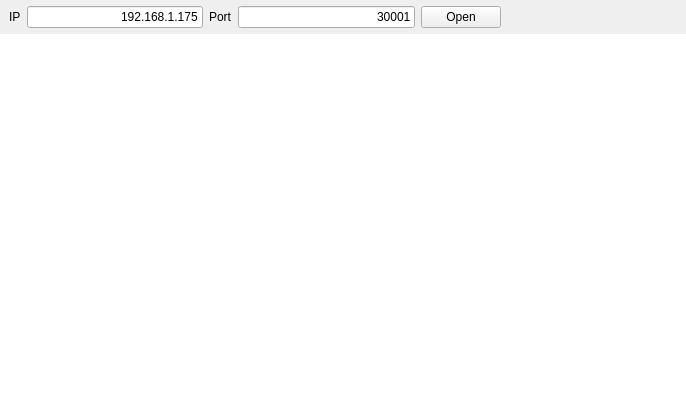
The window that ui/mainwindow.ui (mwkpe/tincan) describes before a commit, drawn with Qt 5.
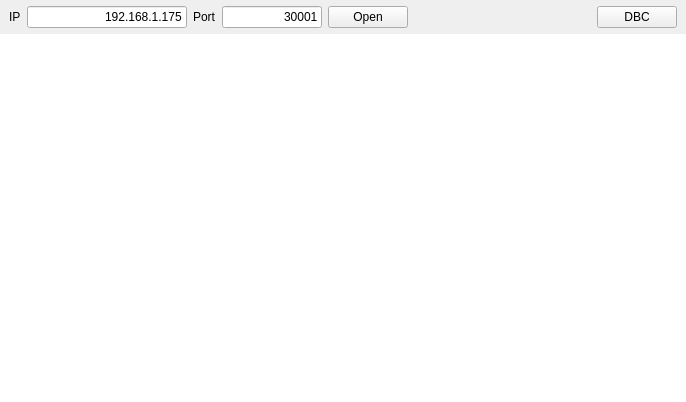
The same window after the commit.

Commit message: Add load DBC functionality

The edit to the form file:
```diff
--- a/ui/mainwindow.ui
+++ b/ui/mainwindow.ui
@@ -53,6 +53,12 @@
       </item>
       <item>
        <widget class="QLineEdit" name="lineIp">
+        <property name="maximumSize">
+         <size>
+          <width>160</width>
+          <height>16777215</height>
+         </size>
+        </property>
         <property name="text">
          <string>192.168.1.175</string>
         </property>
@@ -70,6 +76,12 @@
       </item>
       <item>
        <widget class="QLineEdit" name="linePort">
+        <property name="maximumSize">
+         <size>
+          <width>100</width>
+          <height>16777215</height>
+         </size>
+        </property>
         <property name="text">
          <string>30001</string>
         </property>
@@ -98,6 +110,13 @@
         </property>
        </spacer>
       </item>
+      <item>
+       <widget class="QPushButton" name="pushLoadDbc">
+        <property name="text">
+         <string>DBC</string>
+        </property>
+       </widget>
+      </item>
      </layout>
     </item>
     <item>
```
Left out of the diff: 2 changed lines with no effect on the pictures. The commit also changes 1 other file.
